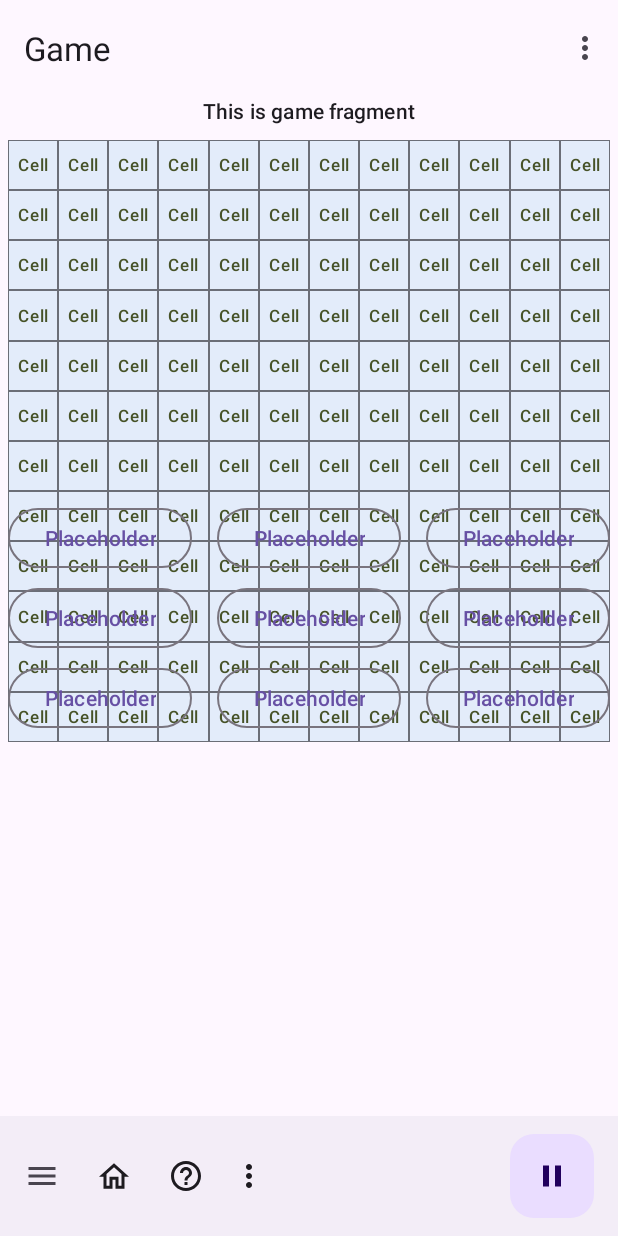
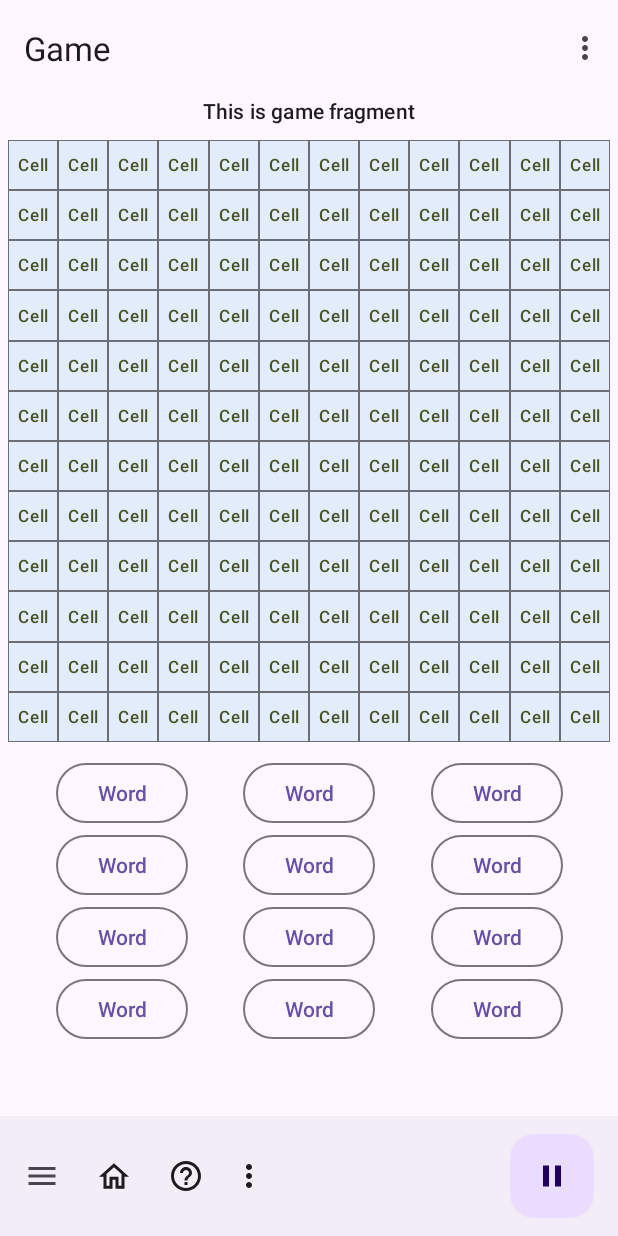
Before and after one commit to dqhntt/Language_Learning_Sudoku_App, an Android app: the GameFragment screen opened directly, with no data from a screen before it, on a phone screen of 412 x 824 dp. Run offline under Robolectric (Android 15) with nearby library versions, the phone set to English and light mode, and no system bars; our stand-ins replace navigation-ui.

Commit message:
Fix word buttons alignment
Credit: Lucy

```diff
--- a/app/src/main/res/layout/fragment_game.xml
+++ b/app/src/main/res/layout/fragment_game.xml
@@ -32,96 +32,138 @@
         <!-- Word buttons. -->
 
         <Button
-            android:id="@+id/wordButton1"
+            android:id="@+id/word_button_1"
             style="@style/Widget.Material3.Button.OutlinedButton"
             android:layout_width="wrap_content"
             android:layout_height="wrap_content"
-            android:layout_margin="5dp"
-            android:text="@string/placeholder"
-            app:layout_constraintBottom_toTopOf="@+id/wordButton4"
-            app:layout_constraintStart_toStartOf="parent" />
+            android:layout_marginTop="10dp"
+            android:text="Word"
+            app:layout_constraintBottom_toTopOf="@+id/word_button_4"
+            app:layout_constraintEnd_toStartOf="@+id/word_button_2"
+            app:layout_constraintStart_toStartOf="parent"
+            app:layout_constraintTop_toBottomOf="@id/game_board" />
 
         <Button
-            android:id="@+id/wordButton2"
+            android:id="@+id/word_button_2"
             style="@style/Widget.Material3.Button.OutlinedButton"
             android:layout_width="wrap_content"
             android:layout_height="wrap_content"
-            android:layout_margin="5dp"
-            android:text="@string/placeholder"
-            app:layout_constraintBottom_toTopOf="@+id/wordButton5"
-            app:layout_constraintEnd_toStartOf="@+id/wordButton3"
-            app:layout_constraintStart_toEndOf="@+id/wordButton1" />
+            android:layout_marginTop="10dp"
+            android:text="Word"
+            app:layout_constraintBottom_toTopOf="@+id/word_button_5"
+            app:layout_constraintEnd_toStartOf="@+id/word_button_3"
+            app:layout_constraintStart_toEndOf="@+id/word_button_1"
+            app:layout_constraintTop_toBottomOf="@id/game_board" />
 
         <Button
-            android:id="@+id/wordButton3"
+            android:id="@+id/word_button_3"
             style="@style/Widget.Material3.Button.OutlinedButton"
             android:layout_width="wrap_content"
             android:layout_height="wrap_content"
-            android:layout_margin="5dp"
-            android:text="@string/placeholder"
-            app:layout_constraintBottom_toTopOf="@+id/wordButton6"
-            app:layout_constraintEnd_toEndOf="parent" />
+            android:layout_marginTop="10dp"
+            android:text="Word"
+            app:layout_constraintBottom_toTopOf="@+id/word_button_6"
+            app:layout_constraintEnd_toEndOf="parent"
+            app:layout_constraintStart_toEndOf="@+id/word_button_2"
+            app:layout_constraintTop_toBottomOf="@id/game_board" />
 
         <Button
-            android:id="@+id/wordButton4"
+            android:id="@+id/word_button_4"
             style="@style/Widget.Material3.Button.OutlinedButton"
             android:layout_width="wrap_content"
             android:layout_height="wrap_content"
-            android:layout_margin="5dp"
-            android:text="@string/placeholder"
-            app:layout_constraintBottom_toTopOf="@+id/wordButton7"
-            app:layout_constraintStart_toStartOf="parent" />
+            android:text="Word"
+            app:layout_constraintBottom_toTopOf="@+id/word_button_7"
+            app:layout_constraintEnd_toStartOf="@+id/word_button_5"
+            app:layout_constraintStart_toStartOf="parent"
+            app:layout_constraintTop_toBottomOf="@+id/word_button_1" />
 
         <Button
-            android:id="@+id/wordButton5"
+            android:id="@+id/word_button_5"
             style="@style/Widget.Material3.Button.OutlinedButton"
             android:layout_width="wrap_content"
             android:layout_height="wrap_content"
-            android:layout_margin="5dp"
-            android:text="@string/placeholder"
-            app:layout_constraintBottom_toTopOf="@+id/wordButton8"
-            app:layout_constraintEnd_toStartOf="@+id/wordButton6"
-            app:layout_constraintStart_toEndOf="@+id/wordButton4" />
+            android:text="Word"
+            app:layout_constraintBottom_toTopOf="@+id/word_button_8"
+            app:layout_constraintEnd_toStartOf="@+id/word_button_6"
+            app:layout_constraintStart_toEndOf="@+id/word_button_4"
+            app:layout_constraintTop_toBottomOf="@+id/word_button_2" />
 
         <Button
-            android:id="@+id/wordButton6"
+            android:id="@+id/word_button_6"
             style="@style/Widget.Material3.Button.OutlinedButton"
             android:layout_width="wrap_content"
             android:layout_height="wrap_content"
-            android:layout_margin="5dp"
-            android:text="@string/placeholder"
-            app:layout_constraintBottom_toTopOf="@+id/wordButton9"
-            app:layout_constraintEnd_toEndOf="parent" />
+            android:text="Word"
+            app:layout_constraintBottom_toTopOf="@+id/word_button_9"
+            app:layout_constraintEnd_toEndOf="parent"
+            app:layout_constraintStart_toEndOf="@+id/word_button_5"
+            app:layout_constraintTop_toBottomOf="@+id/word_button_3" />
 
         <Button
-            android:id="@+id/wordButton7"
+            android:id="@+id/word_button_7"
             style="@style/Widget.Material3.Button.OutlinedButton"
             android:layout_width="wrap_content"
             android:layout_height="wrap_content"
-            android:layout_margin="5dp"
-            android:text="@string/placeholder"
-            app:layout_constraintBottom_toBottomOf="parent"
-            app:layout_constraintStart_toStartOf="parent" />
+            android:text="Word"
+            app:layout_constraintBottom_toTopOf="@+id/word_button_10"
+            app:layout_constraintEnd_toStartOf="@+id/word_button_8"
+            app:layout_constraintStart_toStartOf="parent"
+            app:layout_constraintTop_toBottomOf="@+id/word_button_4" />
 
         <Button
-            android:id="@+id/wordButton8"
+            android:id="@+id/word_button_8"
             style="@style/Widget.Material3.Button.OutlinedButton"
             android:layout_width="wrap_content"
             android:layout_height="wrap_content"
-            android:layout_margin="5dp"
-            android:text="@string/placeholder"
-            app:layout_constraintBottom_toBottomOf="parent"
-            app:layout_constraintEnd_toStartOf="@+id/wordButton9"
-            app:layout_constraintStart_toEndOf="@+id/wordButton7" />
+            android:text="Word"
+            app:layout_constraintBottom_toTopOf="@+id/word_button_11"
+            app:layout_constraintEnd_toStartOf="@+id/word_button_9"
+            app:layout_constraintStart_toEndOf="@+id/word_button_7"
+            app:layout_constraintTop_toBottomOf="@+id/word_button_5" />
 
         <Button
-            android:id="@+id/wordButton9"
+            android:id="@+id/word_button_9"
             style="@style/Widget.Material3.Button.OutlinedButton"
             android:layout_width="wrap_content"
             android:layout_height="wrap_content"
-            android:layout_margin="5dp"
-            android:text="@string/placeholder"
+            android:text="Word"
+            app:layout_constraintBottom_toTopOf="@+id/word_button_12"
+            app:layout_constraintEnd_toEndOf="parent"
+            app:layout_constraintStart_toEndOf="@+id/word_button_8"
+            app:layout_constraintTop_toBottomOf="@+id/word_button_6" />
+
+        <Button
+            android:id="@+id/word_button_10"
+            style="@style/Widget.Material3.Button.OutlinedButton"
+            android:layout_width="wrap_content"
+            android:layout_height="wrap_content"
+            android:text="Word"
             app:layout_constraintBottom_toBottomOf="parent"
-            app:layout_constraintEnd_toEndOf="parent" />
+            app:layout_constraintEnd_toStartOf="@+id/word_button_11"
+            app:layout_constraintStart_toStartOf="parent"
+            app:layout_constraintTop_toBottomOf="@+id/word_button_7" />
+
+        <Button
+            android:id="@+id/word_button_11"
+            style="@style/Widget.Material3.Button.OutlinedButton"
+            android:layout_width="wrap_content"
+            android:layout_height="wrap_content"
+            android:text="Word"
+            app:layout_constraintBottom_toBottomOf="parent"
+            app:layout_constraintEnd_toStartOf="@+id/word_button_12"
+            app:layout_constraintStart_toEndOf="@+id/word_button_10"
+            app:layout_constraintTop_toBottomOf="@+id/word_button_8" />
+
+        <Button
+            android:id="@+id/word_button_12"
+            style="@style/Widget.Material3.Button.OutlinedButton"
+            android:layout_width="wrap_content"
+            android:layout_height="wrap_content"
+            android:text="Word"
+            app:layout_constraintBottom_toBottomOf="parent"
+            app:layout_constraintEnd_toEndOf="parent"
+            app:layout_constraintStart_toEndOf="@+id/word_button_11"
+            app:layout_constraintTop_toBottomOf="@+id/word_button_9" />
     </androidx.constraintlayout.widget.ConstraintLayout>
 </androidx.core.widget.NestedScrollView>
```
